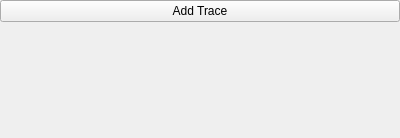
Old version of the form pychamber/app/ui/polar_plot_settings.ui in the repository PyChamber/PyChamber.
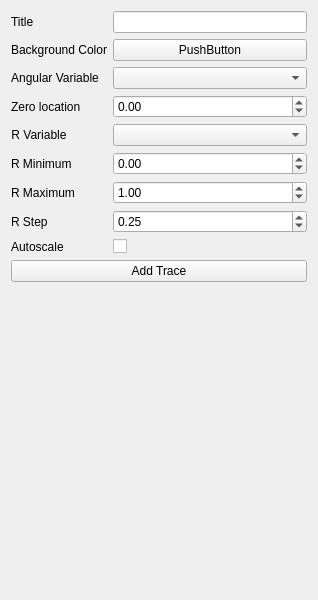
New version of the form. Custom widgets are drawn as their Qt base class.

Commit message: Plots are a beast but looking good

The edit to the form file:
```diff
--- a/pychamber/app/ui/polar_plot_settings.ui
+++ b/pychamber/app/ui/polar_plot_settings.ui
@@ -6,34 +6,182 @@
    <rect>
     <x>0</x>
     <y>0</y>
-    <width>400</width>
-    <height>138</height>
+    <width>318</width>
+    <height>600</height>
    </rect>
   </property>
   <property name="windowTitle">
    <string>Form</string>
   </property>
   <layout class="QVBoxLayout" name="verticalLayout">
-   <property name="spacing">
-    <number>5</number>
-   </property>
-   <property name="leftMargin">
-    <number>0</number>
-   </property>
-   <property name="topMargin">
-    <number>0</number>
-   </property>
-   <property name="rightMargin">
-    <number>0</number>
-   </property>
-   <property name="bottomMargin">
-    <number>0</number>
-   </property>
+   <item>
+    <layout class="QFormLayout" name="formLayout">
+     <item row="0" column="0">
+      <widget class="QLabel" name="label">
+       <property name="text">
+        <string>Title</string>
+       </property>
+      </widget>
+     </item>
+     <item row="0" column="1">
+      <widget class="QLineEdit" name="title_le"/>
+     </item>
+     <item row="1" column="0">
+      <widget class="QLabel" name="label_4">
+       <property name="text">
+        <string>Background Color</string>
+       </property>
+      </widget>
+     </item>
+     <item row="1" column="1">
+      <widget class="ColorButton" name="bg_color_btn">
+       <property name="text">
+        <string>PushButton</string>
+       </property>
+      </widget>
+     </item>
+     <item row="2" column="0">
+      <widget class="QLabel" name="label_3">
+       <property name="text">
+        <string>Angular Variable</string>
+       </property>
+       <property name="alignment">
+        <set>Qt::AlignCenter</set>
+       </property>
+      </widget>
+     </item>
+     <item row="2" column="1">
+      <widget class="QComboBox" name="ang_var_cb"/>
+     </item>
+     <item row="3" column="0">
+      <widget class="QLabel" name="label_9">
+       <property name="text">
+        <string>Zero location</string>
+       </property>
+      </widget>
+     </item>
+     <item row="3" column="1">
+      <widget class="QDoubleSpinBox" name="theta_zero_ang_dsb">
+       <property name="minimum">
+        <double>-180.000000000000000</double>
+       </property>
+       <property name="maximum">
+        <double>180.000000000000000</double>
+       </property>
+       <property name="singleStep">
+        <double>1.000000000000000</double>
+       </property>
+       <property name="value">
+        <double>0.000000000000000</double>
+       </property>
+      </widget>
+     </item>
+     <item row="4" column="0">
+      <widget class="QLabel" name="label_2">
+       <property name="text">
+        <string>R Variable</string>
+       </property>
+       <property name="alignment">
+        <set>Qt::AlignCenter</set>
+       </property>
+      </widget>
+     </item>
+     <item row="4" column="1">
+      <widget class="QComboBox" name="r_var_cb"/>
+     </item>
+     <item row="5" column="0">
+      <widget class="QLabel" name="min_label">
+       <property name="text">
+        <string>R Minimum</string>
+       </property>
+      </widget>
+     </item>
+     <item row="5" column="1">
+      <widget class="QDoubleSpinBox" name="min_sb">
+       <property name="minimum">
+        <double>-1000000.000000000000000</double>
+       </property>
+       <property name="maximum">
+        <double>1000000.000000000000000</double>
+       </property>
+       <property name="singleStep">
+        <double>0.250000000000000</double>
+       </property>
+       <property name="value">
+        <double>0.000000000000000</double>
+       </property>
+      </widget>
+     </item>
+     <item row="6" column="0">
+      <widget class="QLabel" name="max_label">
+       <property name="text">
+        <string>R Maximum</string>
+       </property>
+      </widget>
+     </item>
+     <item row="6" column="1">
+      <widget class="QDoubleSpinBox" name="max_sb">
+       <property name="minimum">
+        <double>-100000.000000000000000</double>
+       </property>
+       <property name="maximum">
+        <double>1000000.000000000000000</double>
+       </property>
+       <property name="singleStep">
+        <double>0.250000000000000</double>
+       </property>
+       <property name="value">
+        <double>1.000000000000000</double>
+       </property>
+      </widget>
+     </item>
+     <item row="7" column="0">
+      <widget class="QLabel" name="step_label">
+       <property name="text">
+        <string>R Step</string>
+       </property>
+      </widget>
+     </item>
+     <item row="7" column="1">
+      <widget class="QDoubleSpinBox" name="step_sb">
+       <property name="minimum">
+        <double>0.000000000000000</double>
+       </property>
+       <property name="maximum">
+        <double>100000.000000000000000</double>
+       </property>
+       <property name="singleStep">
+        <double>0.250000000000000</double>
+       </property>
+       <property name="value">
+        <double>0.250000000000000</double>
+       </property>
+      </widget>
+     </item>
+     <item row="8" column="0">
+      <widget class="QLabel" name="label_8">
+       <property name="text">
+        <string>Autoscale</string>
+       </property>
+      </widget>
+     </item>
+     <item row="8" column="1">
+      <widget class="QCheckBox" name="autoscale_checkbox">
+       <property name="text">
+        <string/>
+       </property>
+      </widget>
+     </item>
+    </layout>
+   </item>
    <item>
     <widget class="QPushButton" name="add_trace_btn">
      <property name="text">
       <string>Add Trace</string>
      </property>
+     <property name="flat">
+      <bool>false</bool>
+     </property>
     </widget>
    </item>
    <item>
@@ -51,6 +199,13 @@
    </item>
   </layout>
  </widget>
+ <customwidgets>
+  <customwidget>
+   <class>ColorButton</class>
+   <extends>QPushButton</extends>
+   <header>pyqtgraph</header>
+  </customwidget>
+ </customwidgets>
  <resources/>
  <connections/>
 </ui>
```
The commit also changes 32 other files.
